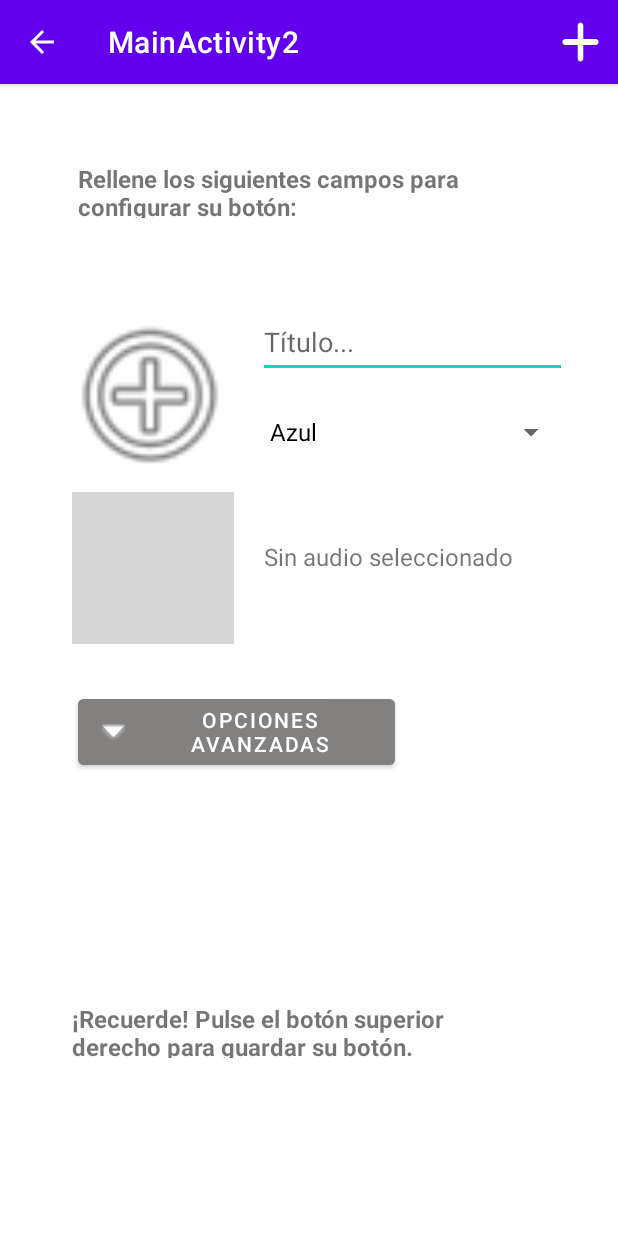
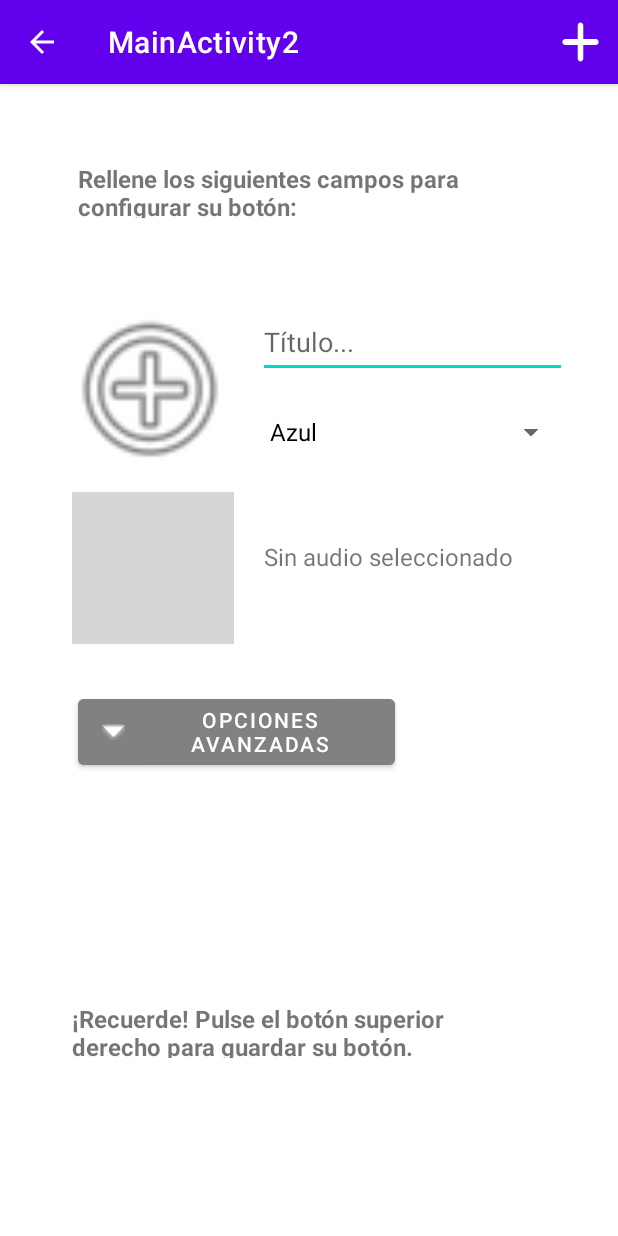
Before and after one commit to GwrApavon/HumanTechnologyProject, an Android app: the MainActivity2 screen opened directly, with no data from a screen before it, on a phone screen of 412 x 824 dp. Run offline under Robolectric (Android 15) with nearby library versions, the phone set to English and light mode, and no system bars; our stand-ins replace navigation-ui; pictures from the network do not load; grey boxes are pictures that could not be loaded.

Commit message:
move element

```diff
--- a/humanTechnologyProject/app/src/main/res/layout/content_main2.xml
+++ b/humanTechnologyProject/app/src/main/res/layout/content_main2.xml
@@ -36,7 +36,7 @@
         android:layout_width="120dp"
         android:layout_height="126dp"
         android:layout_marginStart="40dp"
-        android:layout_marginTop="144dp"
+        android:layout_marginTop="140dp"
         app:layout_constraintStart_toStartOf="parent"
         app:layout_constraintTop_toTopOf="parent"
         app:srcCompat="@android:drawable/ic_menu_add" />
```
